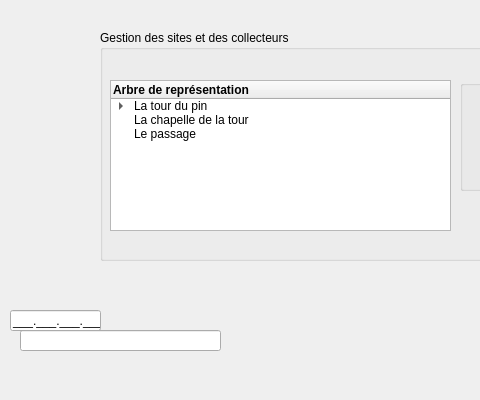
This is Configurateur/fen_configurateur.ui in SNIRNagios/RemyOddou as Qt 5 draws it before an edit; both pictures show x 0 to 480 and y 0 to 400 of the 850 by 400 pixel window. The edited form follows.
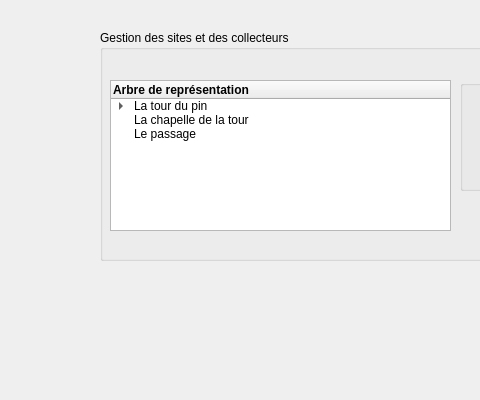
This is the edited form.

```diff
--- a/Configurateur/fen_configurateur.ui
+++ b/Configurateur/fen_configurateur.ui
@@ -29,59 +29,6 @@
    <enum>QTabWidget::Rounded</enum>
   </property>
   <widget class="QWidget" name="centralWidget">
-   <widget class="QLineEdit" name="LE_ip">
-    <property name="geometry">
-     <rect>
-      <x>10</x>
-      <y>310</y>
-      <width>91</width>
-      <height>21</height>
-     </rect>
-    </property>
-    <property name="inputMask">
-     <string>009.009.009.009;_</string>
-    </property>
-    <property name="maxLength">
-     <number>15</number>
-    </property>
-    <property name="frame">
-     <bool>true</bool>
-    </property>
-    <property name="clearButtonEnabled">
-     <bool>false</bool>
-    </property>
-   </widget>
-   <widget class="QLineEdit" name="LE_nom">
-    <property name="geometry">
-     <rect>
-      <x>20</x>
-      <y>330</y>
-      <width>201</width>
-      <height>21</height>
-     </rect>
-    </property>
-    <property name="inputMask">
-     <string/>
-    </property>
-    <property name="maxLength">
-     <number>32767</number>
-    </property>
-    <property name="frame">
-     <bool>true</bool>
-    </property>
-    <property name="echoMode">
-     <enum>QLineEdit::Normal</enum>
-    </property>
-    <property name="dragEnabled">
-     <bool>false</bool>
-    </property>
-    <property name="placeholderText">
-     <string/>
-    </property>
-    <property name="clearButtonEnabled">
-     <bool>true</bool>
-    </property>
-   </widget>
    <widget class="QGroupBox" name="GB_general">
     <property name="geometry">
      <rect>
```
